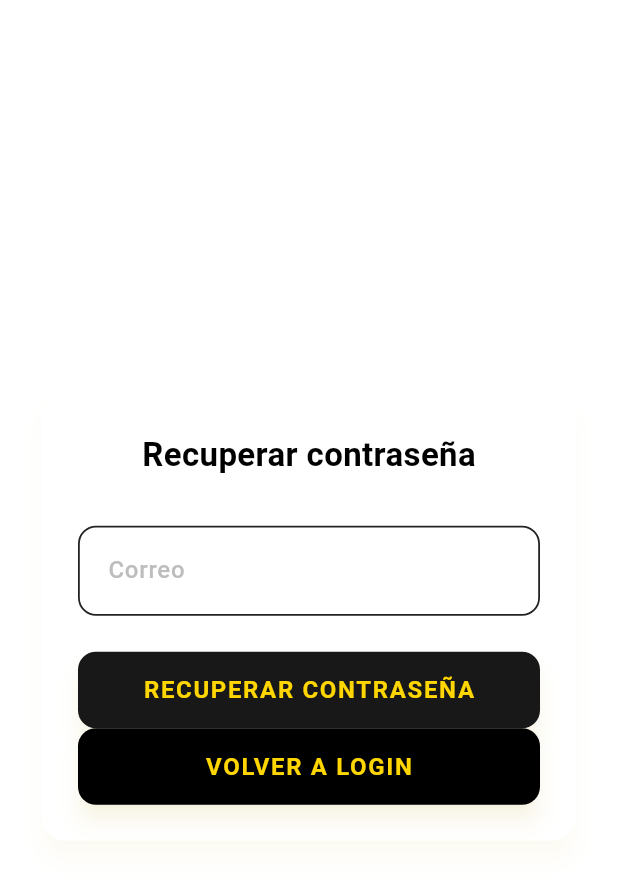
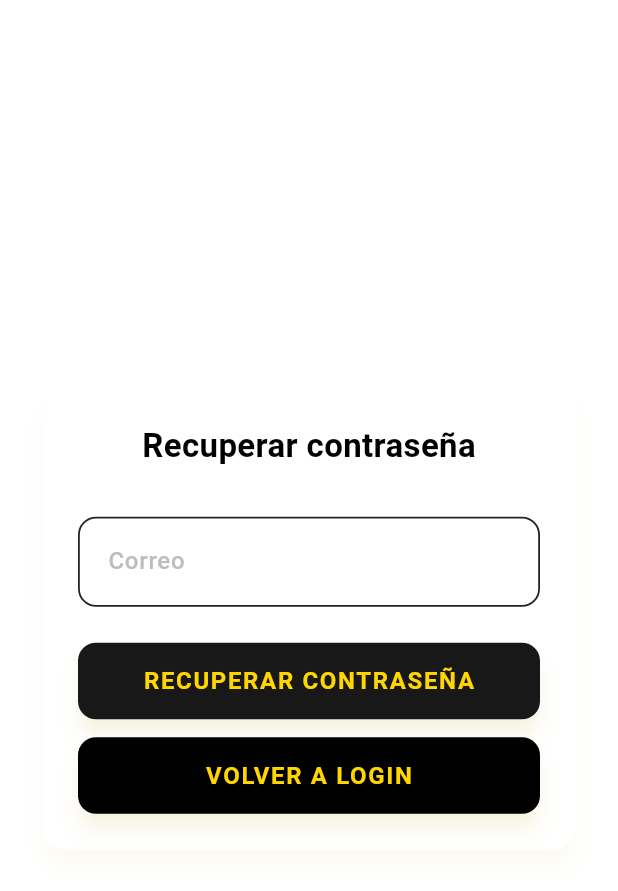
Before and after one commit to RichardPadilla07/prueba3richardpadillaurbanreport, a Flutter app: the screen it shows after launch, after a tap on "INICIAR SESIÓN", after a tap on "¿OLVIDASTE TU CONTRASEÑA?", on a phone screen of 412 x 824 dp. Shown: the top 891 px of the screen. Run offline on Flutter 3.47's test engine with Material 3 defaults, Android fonts, the light colour scheme and no system bars; our stand-ins replace flutter_map, geolocator, go_router, image_picker, latlong2, permission_handler and 1 more; accounts and stored records are empty.

```diff
--- a/lib/modules/auth/forgot_password_page.dart
+++ b/lib/modules/auth/forgot_password_page.dart
@@ -76,6 +76,7 @@ class _ForgotPasswordPageState extends State<ForgotPasswordPage> {
                           padding: const EdgeInsets.only(top: 8.0),
                           child: Text(_message!),
                         ),
+                      const SizedBox(height: 12),
                       CustomButton(
                         text: 'Volver a login',
                         onPressed: () => context.go('/login'),
--- a/lib/modules/auth/login_page.dart
+++ b/lib/modules/auth/login_page.dart
@@ -81,17 +81,20 @@ class _LoginPageState extends State<LoginPage> {
                           child: Text(_error!, style: TextStyle(color: Theme.of(context).colorScheme.error)),
                         ),
                       const SizedBox(height: 16),
+                      // Primary action
                       CustomButton(
                         text: 'Iniciar sesión',
                         onPressed: _login,
                         loading: _loading,
                       ),
+                      const SizedBox(height: 16),
+                      // Secondary actions separated for clarity
                       CustomButton(
                         text: '¿Olvidaste tu contraseña?',
                         onPressed: () => context.push('/forgot'),
                         color: Colors.black,
                       ),
-                      const SizedBox(height: 8),
+                      const SizedBox(height: 12),
                       CustomButton(
                         text: 'Crear cuenta',
                         onPressed: () => context.push('/register'),
--- a/lib/modules/auth/register_page.dart
+++ b/lib/modules/auth/register_page.dart
@@ -88,11 +88,14 @@ class _RegisterPageState extends State<RegisterPage> {
                           child: Text(_error!, style: TextStyle(color: Theme.of(context).colorScheme.error)),
                         ),
                       const SizedBox(height: 16),
+                      // Primary action
                       CustomButton(
                         text: 'Registrarse',
                         onPressed: _register,
                         loading: _loading,
                       ),
+                      const SizedBox(height: 16),
+                      // Link back to login
                       CustomButton(
                         text: '¿Ya tienes cuenta? Inicia sesión',
                         onPressed: () => context.go('/login'),
```
